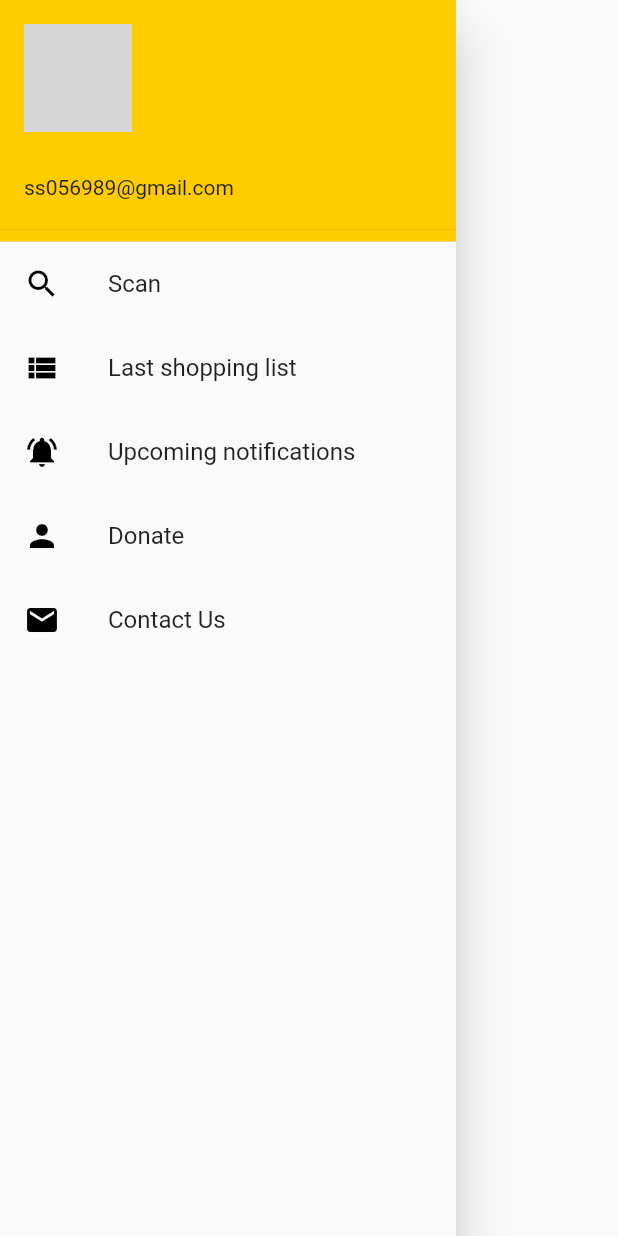
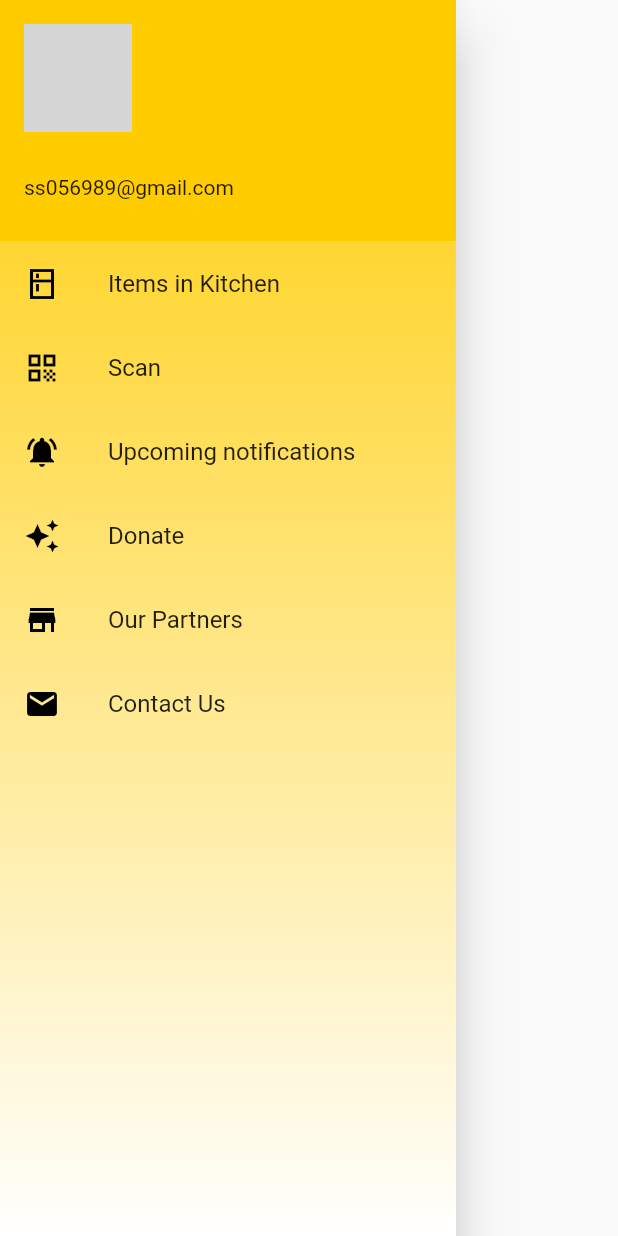
Before and after one commit to Shivam25092001/SCAVE, a Flutter app: the AppDrawer widget shown alone on an empty page, opened directly, on a phone screen of 412 x 824 dp. Run offline on Flutter 3.47's test engine with Material 2 defaults, Android fonts, the phone set to English and light mode, and no system bars; our stand-ins replace google_fonts, velocity_x; network calls fail; grey boxes are pictures that could not be loaded.

Commit message:
Added gradient to drawer

```diff
--- a/lib/customWidgets/Drawer.dart
+++ b/lib/customWidgets/Drawer.dart
@@ -9,15 +9,41 @@ class AppDrawer extends StatelessWidget {
 
     return Drawer(
             child: Container(
-               // decoration: BoxDecoration(color: Color(0xffFFCC00)),
+              decoration: BoxDecoration(
+                  gradient: LinearGradient(
+                    colors: <Color>[
+                      const Color(0xffFFCC00),
+                      const Color(0xffffffff)
+                    ],
+                    begin: Alignment.topCenter,
+                    end: Alignment.bottomCenter,
+                    tileMode: TileMode.clamp,
+
+                  )
+              ),
+
+              //decoration: BoxDecoration(color: Color(0xffFFCC00)),
                 child: ListView(
+
 
                   children: [
 
                     DrawerHeader(
                         margin: EdgeInsets.zero,
                         padding: EdgeInsets.zero,
-                        decoration: BoxDecoration(color: Color(0xffFFCC00)),
+                        decoration: BoxDecoration(color: Color(0xffFFCC00),
+                            gradient: LinearGradient(
+                              colors: <Color>[
+                                const Color(0xffFFCC00),
+                                const Color(0xffffffff)
+                              ],
+                              begin: Alignment.topCenter,
+                              end: Alignment.bottomCenter,
+                              tileMode: TileMode.clamp,
+
+                            )
+                        ),
+
 
 
                         child: UserAccountsDrawerHeader(
@@ -27,22 +53,25 @@ class AppDrawer extends StatelessWidget {
                           decoration: BoxDecoration(color: Color(0xffFFCC00)),
                         ),
 
+                  ),
+                    Divider(height: 0.0,thickness: 8.5,indent: 0.0,color: Color(0xffFFCC00),endIndent: 0.0,),
 
-                  ),
                     ListTile(
                         leading: Icon(
-                          Icons.search,
+                          Icons.kitchen_sharp,
+                          color: Colors.black,
+                        ),
+                        title: Text('Items in Kitchen'),
+                  ),
+
+                    ListTile(
+                      leading: Icon(
+                        Icons.qr_code,
                         color: Colors.black,
                       ),
                       title: Text('Scan'),
                     ),
-                      ListTile(
-                        leading: Icon(
-                          Icons.view_list,
-                          color: Colors.black,
-                        ),
-                        title: Text('Last shopping list'),
-                  ),
+
                     ListTile(
                         leading: Icon(
                           Icons.notifications_on,
@@ -50,13 +79,23 @@ class AppDrawer extends StatelessWidget {
                         ),
                         title: Text('Upcoming notifications'),
                   ),
+
                     ListTile(
                         leading: Icon(
-                          Icons.person,
+                          Icons.auto_awesome,
                           color: Colors.black,
                         ),
                         title: Text('Donate'),
                   ),
+
+                    ListTile(
+                       leading: Icon(
+                        Icons.store_mall_directory,
+                        color: Colors.black,
+                      ),
+                       title: Text('Our Partners'),
+                    ),
+
                     ListTile(
                         leading: Icon(
                           Icons.mail,
```
Lines whose indentation alone changed are shown as unchanged.
